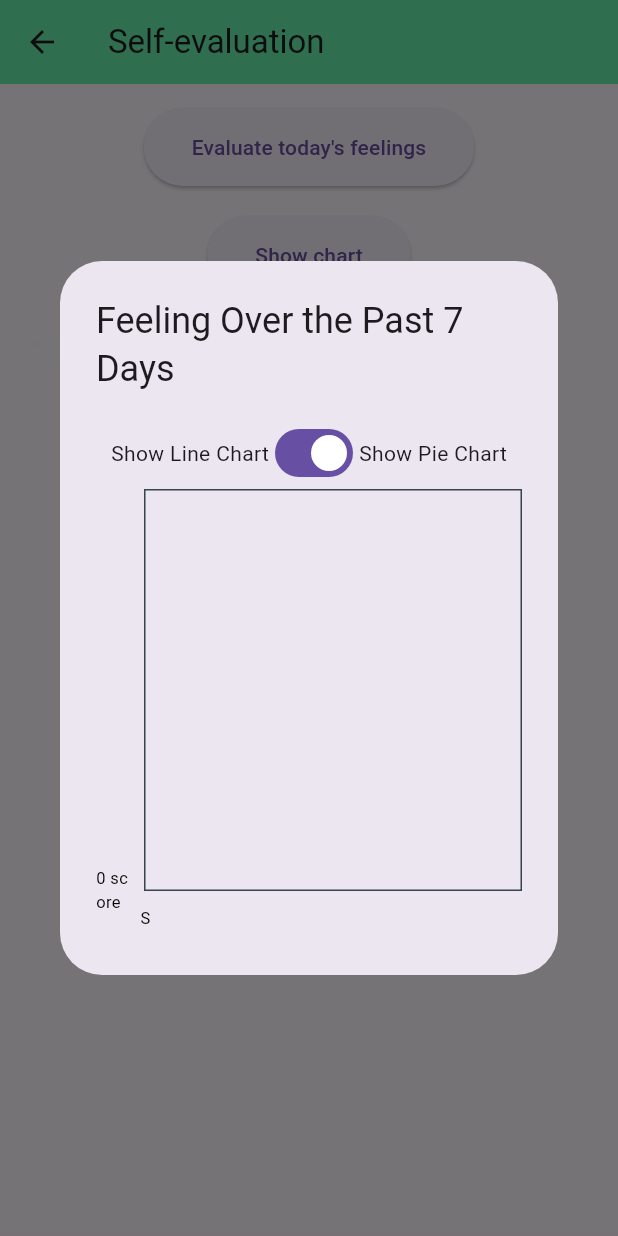
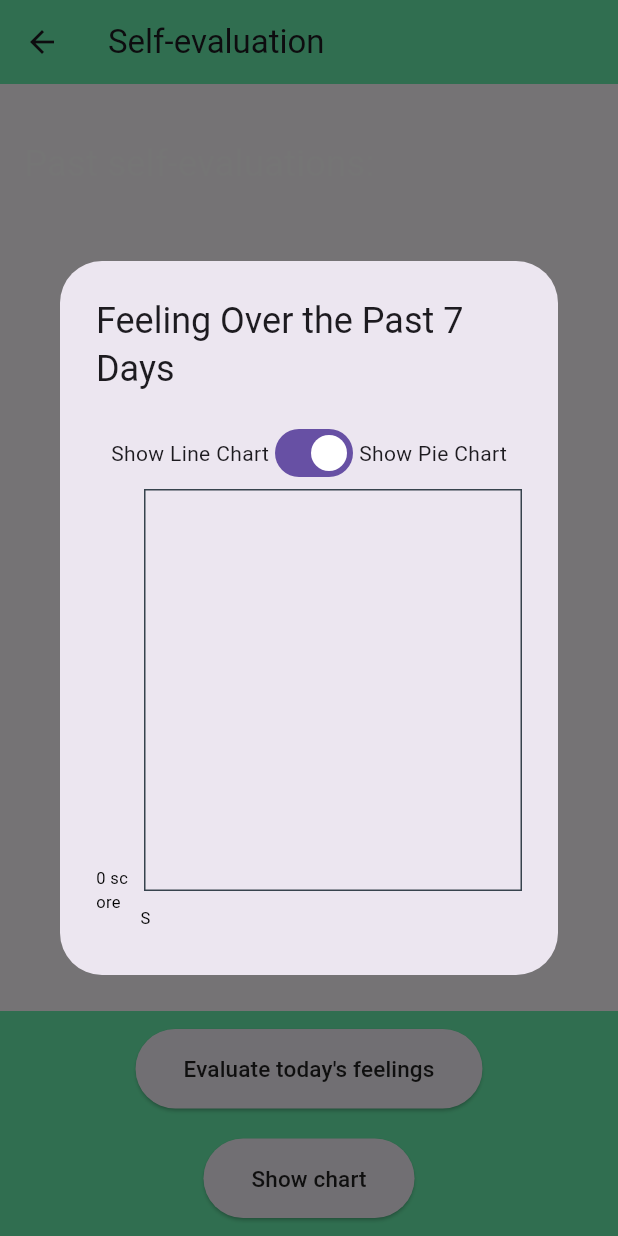
Before and after one commit to DamjanVincic/gdsc-solution-challenge, a Flutter app: the SelfExaminationListScreen screen opened directly, after a tap on "Show chart", on a phone screen of 412 x 824 dp. Run offline on Flutter 3.47's test engine with Material 3 defaults, Android fonts, the phone set to English and light mode, and no system bars; drawn by our look-alikes of fl_chart; our stand-ins replace flutter_local_notifications, google_maps_flutter, location, permission_handler, share, shared_preferences and 2 more; missing offline and left inert: flutter_config; accounts and stored records are empty; network calls fail.

Commit message:
[UPDATE] UI

```diff
--- a/lib/main.dart
+++ b/lib/main.dart
@@ -60,6 +60,7 @@ class _MyHomePageState extends State<MyHomePage> {
   @override
   Widget build(BuildContext context) {
     return Scaffold(
+
       body: IndexedStack(
         index: _selectedIndex,
         children: [
--- a/lib/src/screens/self_examination_list_screen.dart
+++ b/lib/src/screens/self_examination_list_screen.dart
@@ -112,49 +112,7 @@ class _SelfExaminationListScreenState extends State<SelfExaminationListScreen> {
               child: Column(
                 crossAxisAlignment: CrossAxisAlignment.start,
                 children: [
-                  Center(
-                    child: Column(
-                      children: [
-                        ElevatedButton(
-                          onPressed: () async {
-                            // Pass the list to the input screen
-                            await Navigator.push(
-                              context,
-                              MaterialPageRoute(
-                                builder: (context) =>
-                                    SelfExaminationInputScreen(
-                                  onDataChanged: saveData,
-                                  existingItems: items,
-                                ),
-                              ),
-                            );
 
-                            // Reload the data after returning from the input screen
-                            await loadData();
-                            setState(() {});
-
-                            // Save the updated list to shared preferences
-                            await saveData();
-                          },
-                          style: ElevatedButton.styleFrom(
-                            padding: const EdgeInsets.symmetric(
-                                vertical: 16,
-                                horizontal: 32), // Adjust padding as needed
-                          ),
-                          child: const Text("Evaluate today's feelings"),
-                        ),
-                        const SizedBox(height: 20),
-                        ElevatedButton(
-                            onPressed: showChartDialog,
-                            style: ElevatedButton.styleFrom(
-                              padding: const EdgeInsets.symmetric(
-                                  vertical: 16,
-                                  horizontal: 32), // Adjust padding as needed
-                            ),
-                            child: const Text('Show chart')),
-                      ],
-                    ),
-                  ),
                   const SizedBox(height: 20),
                   const Text('Past self-evaluations: ',
                       style: TextStyle(color: Colors.white70, fontSize: 24)),
@@ -204,7 +162,70 @@ class _SelfExaminationListScreenState extends State<SelfExaminationListScreen> {
               ),
             ),
           ),
-        ));
+        ),
+      bottomNavigationBar: BottomAppBar(
+        //hasNotch: true,
+        color: Colors.greenAccent,
+        height: 150,
+        child: Center(
+          child: Column(
+              mainAxisSize: MainAxisSize.max,
+              mainAxisAlignment: MainAxisAlignment.spaceBetween,
+              crossAxisAlignment: CrossAxisAlignment.center,
+              children: [
+                Center(
+                  child: Column(
+                    children: [
+                      Center(
+                        child: Center(
+                          child: ElevatedButton(
+                            onPressed: () async {
+                              // Pass the list to the input screen
+                              await Navigator.push(
+                                context,
+                                MaterialPageRoute(
+                                  builder: (context) =>
+                                      SelfExaminationInputScreen(
+                                        onDataChanged: saveData,
+                                        existingItems: items,
+                                      ),
+                                ),
+                              );
+
+                              // Reload the data after returning from the input screen
+                              await loadData();
+                              setState(() {});
+
+                              // Save the updated list to shared preferences
+                              await saveData();
+                            },
+                            style: ElevatedButton.styleFrom(
+                              padding: const EdgeInsets.symmetric(
+                                  vertical: 16,
+                                  horizontal: 32), // Adjust padding as needed
+                            ),
+                            child: const Text("Evaluate today's feelings",
+                              style: TextStyle(fontSize: 15, color: Colors.black87,),),
+                          ),
+                        ),
+                      ),
+                      const SizedBox(height: 20),
+                      ElevatedButton(
+                          onPressed: showChartDialog,
+                          style: ElevatedButton.styleFrom(
+                            padding: const EdgeInsets.symmetric(
+                                vertical: 16,
+                                horizontal: 32), // Adjust padding as needed
+                          ),
+                          child: const Text('Show chart',style: TextStyle(fontSize:15, color: Colors.black87,),)),
+                    ],
+                  ),
+                ),
+              ]
+          ),
+        ),
+      ),
+    );
   }
 
   List<String> generatePieChartLegendTitles() {
```
Also changed, not shown: lib/src/screens/habit_list_screen.dart (+27 -18 lines), lib/src/screens/hub_screen.dart (+6 -3 lines), lib/src/screens/meditation_screen.dart (+23 -9 lines), lib/src/screens/settings_screen.dart (+15 -7 lines).
